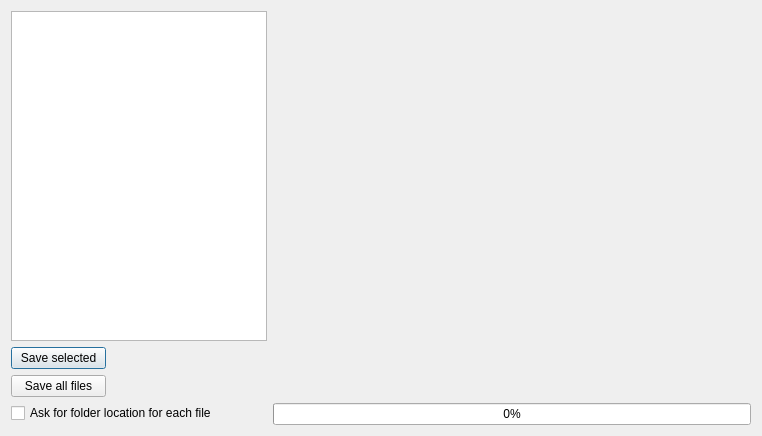
This is src/filebrowse.ui in g4ixt/QtTinySA as Qt 5 draws it before an edit. The edited form follows.
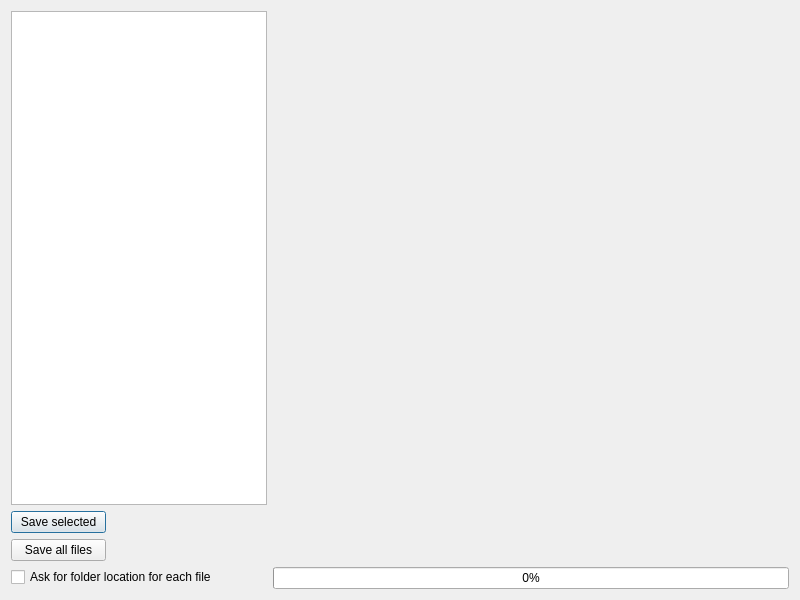
This is the edited form.

```diff
--- a/src/filebrowse.ui
+++ b/src/filebrowse.ui
@@ -6,8 +6,8 @@
    <rect>
     <x>0</x>
     <y>0</y>
-    <width>762</width>
-    <height>436</height>
+    <width>800</width>
+    <height>600</height>
    </rect>
   </property>
   <property name="windowTitle">
@@ -29,7 +29,7 @@
      <item row="0" column="1">
       <widget class="QLabel" name="picture">
        <property name="sizePolicy">
-        <sizepolicy hsizetype="Expanding" vsizetype="Preferred">
+        <sizepolicy hsizetype="Expanding" vsizetype="Expanding">
          <horstretch>0</horstretch>
          <verstretch>0</verstretch>
         </sizepolicy>
```
